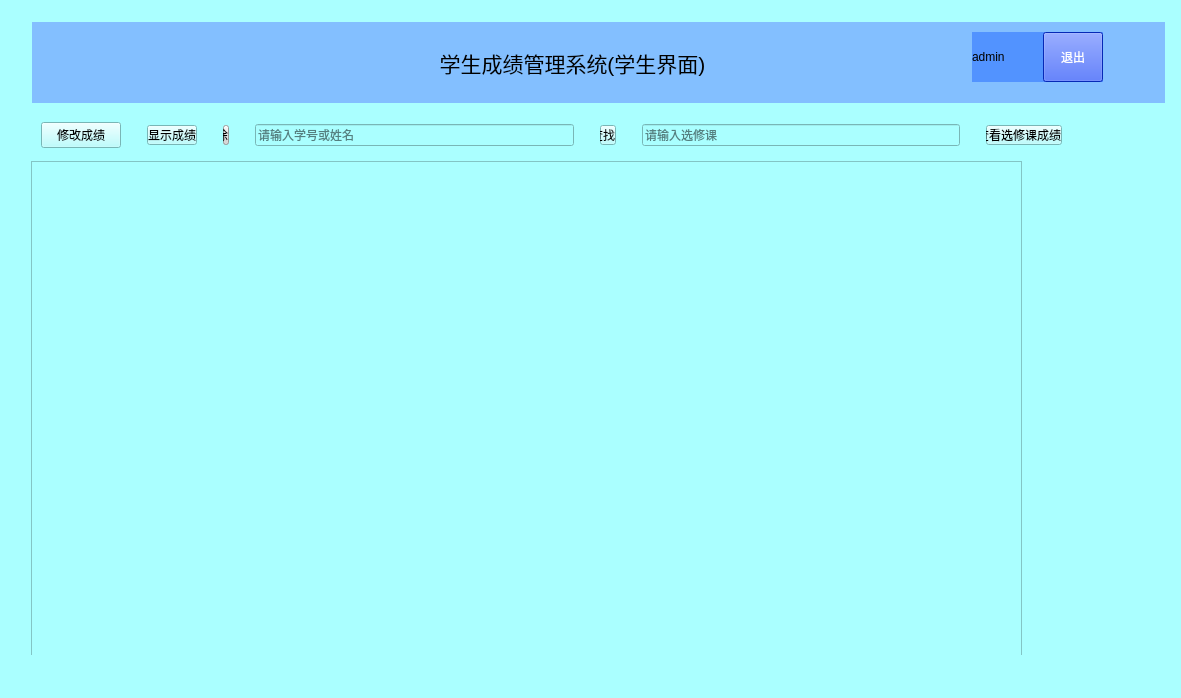
First picture: the form in Student_Mangement/studentwindow.ui, repository mzhnx-go/Date-Structure-homework, before the edit.
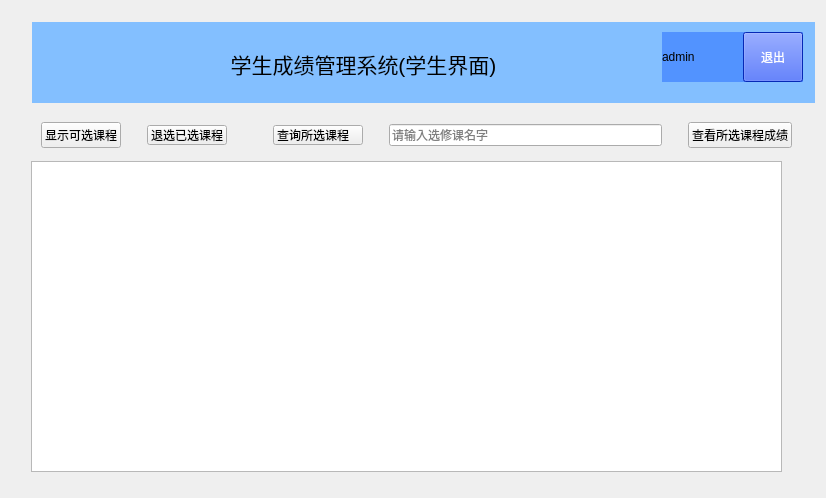
Second picture: the form after the edit. Icons and pictures are not drawn.

What changed in the file:
```diff
--- a/Student_Mangement/studentwindow.ui
+++ b/Student_Mangement/studentwindow.ui
@@ -6,15 +6,15 @@
    <rect>
     <x>0</x>
     <y>0</y>
-    <width>1181</width>
-    <height>698</height>
+    <width>826</width>
+    <height>498</height>
    </rect>
   </property>
   <property name="windowTitle">
    <string>Form</string>
   </property>
   <property name="styleSheet">
-   <string notr="true">background-color: rgb(170, 255, 255);</string>
+   <string notr="true"/>
   </property>
   <layout class="QGridLayout" name="gridLayout_3">
    <item row="0" column="0">
@@ -24,8 +24,8 @@
        <rect>
         <x>10</x>
         <y>0</y>
-        <width>1144</width>
-        <height>644</height>
+        <width>801</width>
+        <height>491</height>
        </rect>
       </property>
       <widget class="QWidget" name="widget_3" native="true">
@@ -51,27 +51,11 @@
          <rect>
           <x>350</x>
           <y>10</y>
-          <width>381</width>
+          <width>141</width>
           <height>61</height>
          </rect>
         </property>
-        <layout class="QHBoxLayout" name="horizontalLayout">
-         <item>
-          <widget class="QLabel" name="title">
-           <property name="font">
-            <font>
-             <pointsize>16</pointsize>
-            </font>
-           </property>
-           <property name="text">
-            <string>学生成绩管理系统(学生界面)</string>
-           </property>
-           <property name="alignment">
-            <set>Qt::AlignmentFlag::AlignCenter</set>
-           </property>
-          </widget>
-         </item>
-        </layout>
+        <layout class="QHBoxLayout" name="horizontalLayout"/>
        </widget>
        <widget class="QWidget" name="widget_5" native="true">
         <property name="geometry">
@@ -82,12 +66,13 @@
           <height>61</height>
          </rect>
         </property>
+       </widget>
         <widget class="QWidget" name="widget_6" native="true">
          <property name="geometry">
           <rect>
-           <x>30</x>
-           <y>0</y>
-           <width>131</width>
+          <x>630</x>
+          <y>10</y>
+          <width>141</width>
            <height>50</height>
           </rect>
          </property>
@@ -126,6 +111,26 @@
           </item>
          </layout>
         </widget>
+       <widget class="QLabel" name="title">
+        <property name="geometry">
+         <rect>
+          <x>150</x>
+          <y>20</y>
+          <width>363</width>
+          <height>43</height>
+         </rect>
+        </property>
+        <property name="font">
+         <font>
+          <pointsize>16</pointsize>
+         </font>
+        </property>
+        <property name="text">
+         <string>学生成绩管理系统(学生界面)</string>
+        </property>
+        <property name="alignment">
+         <set>Qt::AlignmentFlag::AlignCenter</set>
+        </property>
        </widget>
       </widget>
       <widget class="QWidget" name="widget_7" native="true">
@@ -133,15 +138,15 @@
         <rect>
          <x>20</x>
          <y>99</y>
-         <width>1021</width>
+         <width>751</width>
          <height>51</height>
         </rect>
        </property>
        <layout class="QHBoxLayout" name="horizontalLayout_3">
         <item>
-         <widget class="QPushButton" name="modify">
+         <widget class="QPushButton" name="show_course">
           <property name="text">
-           <string>修改成绩</string>
+           <string>显示可选课程</string>
           </property>
           <property name="icon">
            <iconset>
@@ -167,12 +172,18 @@
         </item>
         <item>
          <widget class="QPushButton" name="display">
+          <property name="minimumSize">
+           <size>
+            <width>80</width>
+            <height>0</height>
+           </size>
+          </property>
           <property name="styleSheet">
            <string notr="true">padding-left: -0px
 </string>
           </property>
           <property name="text">
-           <string>显示成绩</string>
+           <string>退选已选课程</string>
           </property>
           <property name="icon">
            <iconset>
@@ -196,28 +207,6 @@
           </property>
          </spacer>
         </item>
-        <item>
-         <widget class="QPushButton" name="delete_2">
-          <property name="styleSheet">
-           <string notr="true">padding-left: -20px;
-        icon-align: left;   
- background-color: lightgray;</string>
-          </property>
-          <property name="text">
-           <string>删除</string>
-          </property>
-          <property name="icon">
-           <iconset>
-            <normaloff>:/删除.png</normaloff>:/删除.png</iconset>
-          </property>
-          <property name="iconSize">
-           <size>
-            <width>40</width>
-            <height>20</height>
-           </size>
-          </property>
-         </widget>
-        </item>
         <item>
          <spacer name="horizontalSpacer_3">
           <property name="orientation">
@@ -234,36 +223,19 @@
           </property>
          </spacer>
         </item>
-        <item>
-         <widget class="QLineEdit" name="inputText">
-          <property name="placeholderText">
-           <string>请输入学号或姓名</string>
-          </property>
-         </widget>
-        </item>
-        <item>
-         <spacer name="horizontalSpacer_4">
-          <property name="orientation">
-           <enum>Qt::Orientation::Horizontal</enum>
-          </property>
-          <property name="sizeType">
-           <enum>QSizePolicy::Policy::Fixed</enum>
-          </property>
-          <property name="sizeHint" stdset="0">
-           <size>
-            <width>20</width>
-            <height>20</height>
-           </size>
-          </property>
-         </spacer>
-        </item>
         <item>
          <widget class="QPushButton" name="searchStu">
+          <property name="minimumSize">
+           <size>
+            <width>90</width>
+            <height>0</height>
+           </size>
+          </property>
           <property name="styleSheet">
            <string notr="true">padding-left: -10px</string>
           </property>
           <property name="text">
-           <string>查找</string>
+           <string>查询所选课程</string>
           </property>
           <property name="icon">
            <iconset>
@@ -295,11 +267,17 @@
         </item>
         <item>
          <widget class="QLineEdit" name="inputCor">
+          <property name="minimumSize">
+           <size>
+            <width>120</width>
+            <height>0</height>
+           </size>
+          </property>
           <property name="readOnly">
            <bool>false</bool>
           </property>
           <property name="placeholderText">
-           <string>请输入选修课</string>
+           <string>请输入选修课名字</string>
           </property>
          </widget>
         </item>
@@ -321,11 +299,17 @@
         </item>
         <item>
          <widget class="QPushButton" name="searchCor">
+          <property name="minimumSize">
+           <size>
+            <width>100</width>
+            <height>0</height>
+           </size>
+          </property>
           <property name="styleSheet">
-           <string notr="true">padding-left: -10px</string>
+           <string notr="true"/>
           </property>
           <property name="text">
-           <string>查看选修课成绩</string>
+           <string>查看所选课程成绩</string>
           </property>
           <property name="icon">
            <iconset>
@@ -346,8 +330,8 @@
         <rect>
          <x>10</x>
          <y>150</y>
-         <width>991</width>
-         <height>501</height>
+         <width>751</width>
+         <height>311</height>
         </rect>
        </property>
       </widget>
```
Lines whose indentation alone changed are shown as unchanged.
